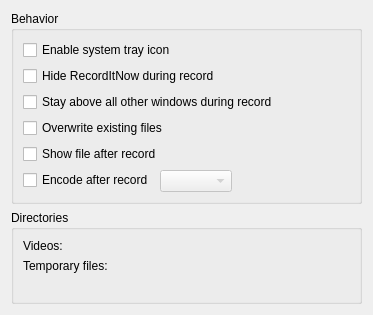
Old version of the form src/ui/settings.ui in the repository hippich/recorditnow.
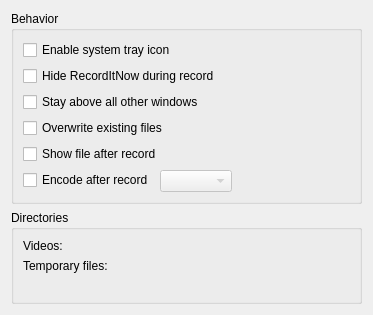
New version of the form. Custom widgets are drawn as their Qt base class.

Commit message: always on top

Patch:
```diff
--- a/src/ui/settings.ui
+++ b/src/ui/settings.ui
@@ -80,7 +80,7 @@
       <item row="2" column="0" colspan="2">
        <widget class="QCheckBox" name="kcfg_stayOnTop">
         <property name="text">
-         <string>Stay above all other windows during record</string>
+         <string>Stay above all other windows</string>
         </property>
        </widget>
       </item>
```
The commit also changes 2 other files.
